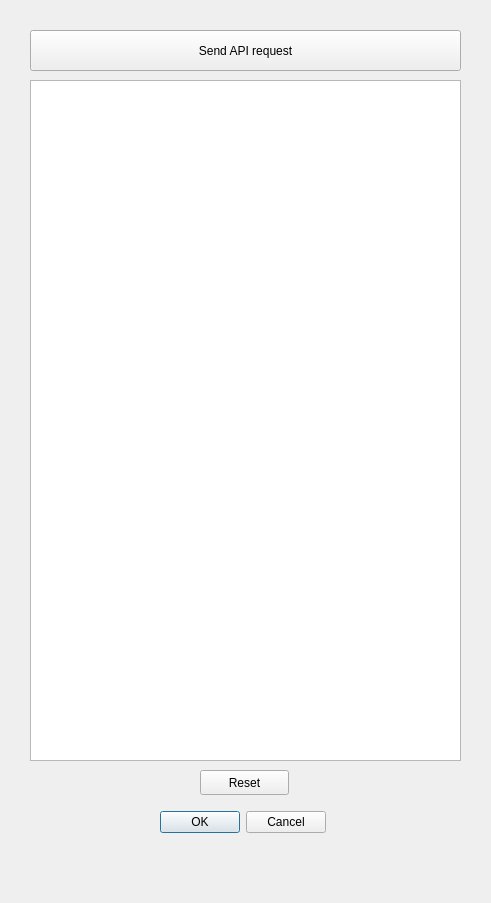
Above: transition_qgis_dockwidget_base.ui from chairemobilite/transition_qgis before the change. Below: the same form after it.
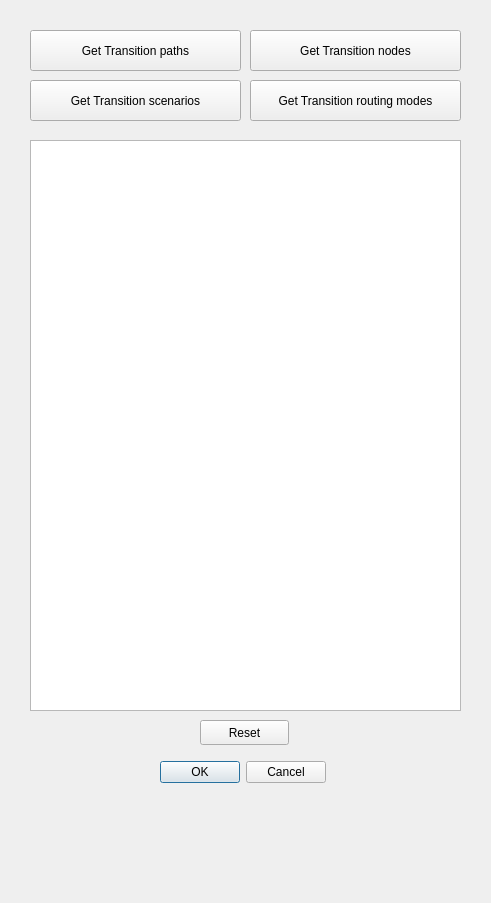
That is the form after the change.

Diff of the .ui file:
```diff
--- a/transition_qgis_dockwidget_base.ui
+++ b/transition_qgis_dockwidget_base.ui
@@ -13,24 +13,11 @@
   <property name="windowTitle">
    <string>Transition</string>
   </property>
-  <widget class="QPushButton" name="pushButton">
-   <property name="geometry">
-    <rect>
-     <x>30</x>
-     <y>30</y>
-     <width>431</width>
-     <height>41</height>
-    </rect>
-   </property>
-   <property name="text">
-    <string>Send API request</string>
-   </property>
-  </widget>
   <widget class="QDialogButtonBox" name="buttonBox">
    <property name="geometry">
     <rect>
      <x>160</x>
-     <y>810</y>
+     <y>760</y>
      <width>166</width>
      <height>25</height>
     </rect>
@@ -43,9 +30,9 @@
    <property name="geometry">
     <rect>
      <x>30</x>
-     <y>80</y>
+     <y>140</y>
      <width>431</width>
-     <height>681</height>
+     <height>571</height>
     </rect>
    </property>
   </widget>
@@ -53,7 +40,7 @@
    <property name="geometry">
     <rect>
      <x>200</x>
-     <y>770</y>
+     <y>720</y>
      <width>89</width>
      <height>25</height>
     </rect>
@@ -62,6 +49,58 @@
     <string>Reset</string>
    </property>
   </widget>
+  <widget class="QPushButton" name="pushButton_1">
+   <property name="geometry">
+    <rect>
+     <x>30</x>
+     <y>30</y>
+     <width>211</width>
+     <height>41</height>
+    </rect>
+   </property>
+   <property name="text">
+    <string>Get Transition paths</string>
+   </property>
+  </widget>
+  <widget class="QPushButton" name="pushButton_2">
+   <property name="geometry">
+    <rect>
+     <x>30</x>
+     <y>80</y>
+     <width>211</width>
+     <height>41</height>
+    </rect>
+   </property>
+   <property name="text">
+    <string>Get Transition scenarios</string>
+   </property>
+  </widget>
+  <widget class="QPushButton" name="pushButton_3">
+   <property name="geometry">
+    <rect>
+     <x>250</x>
+     <y>80</y>
+     <width>211</width>
+     <height>41</height>
+    </rect>
+   </property>
+   <property name="text">
+    <string>Get Transition routing modes</string>
+   </property>
+  </widget>
+  <widget class="QPushButton" name="pushButton_4">
+   <property name="geometry">
+    <rect>
+     <x>250</x>
+     <y>30</y>
+     <width>211</width>
+     <height>41</height>
+    </rect>
+   </property>
+   <property name="text">
+    <string>Get Transition nodes</string>
+   </property>
+  </widget>
  </widget>
  <resources/>
  <connections/>
```
